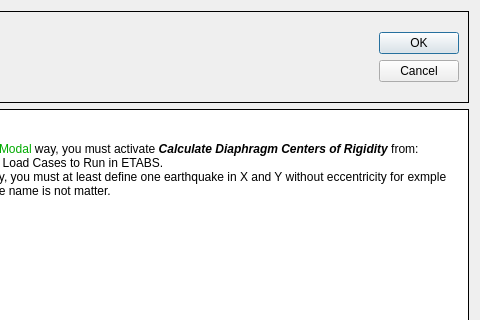
The window that civilTools/widgets/get_siffness_story_way.ui (ebrahimraeyat/OSAFE) describes before a commit, drawn with Qt 5; both pictures show x 91 to 571 and y 0 to 320 of the 571 by 770 pixel window.
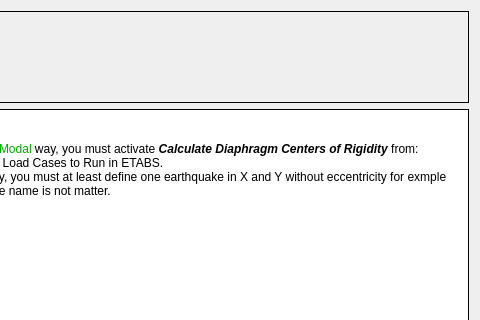
The same window after the commit. Icons and pictures are not drawn.

Commit message: Apply story stiffness in FreeCAD

```diff
--- a/civilTools/widgets/get_siffness_story_way.ui
+++ b/civilTools/widgets/get_siffness_story_way.ui
@@ -70,22 +70,6 @@
           </item>
          </layout>
         </item>
-        <item>
-         <widget class="QDialogButtonBox" name="buttonBox">
-          <property name="autoFillBackground">
-           <bool>false</bool>
-          </property>
-          <property name="orientation">
-           <enum>Qt::Vertical</enum>
-          </property>
-          <property name="standardButtons">
-           <set>QDialogButtonBox::Cancel|QDialogButtonBox::Ok</set>
-          </property>
-          <property name="centerButtons">
-           <bool>true</bool>
-          </property>
-         </widget>
-        </item>
        </layout>
       </widget>
      </item>
```
Left out of the diff: 35 changed lines with no effect on the pictures. The commit also changes 2 other files.
